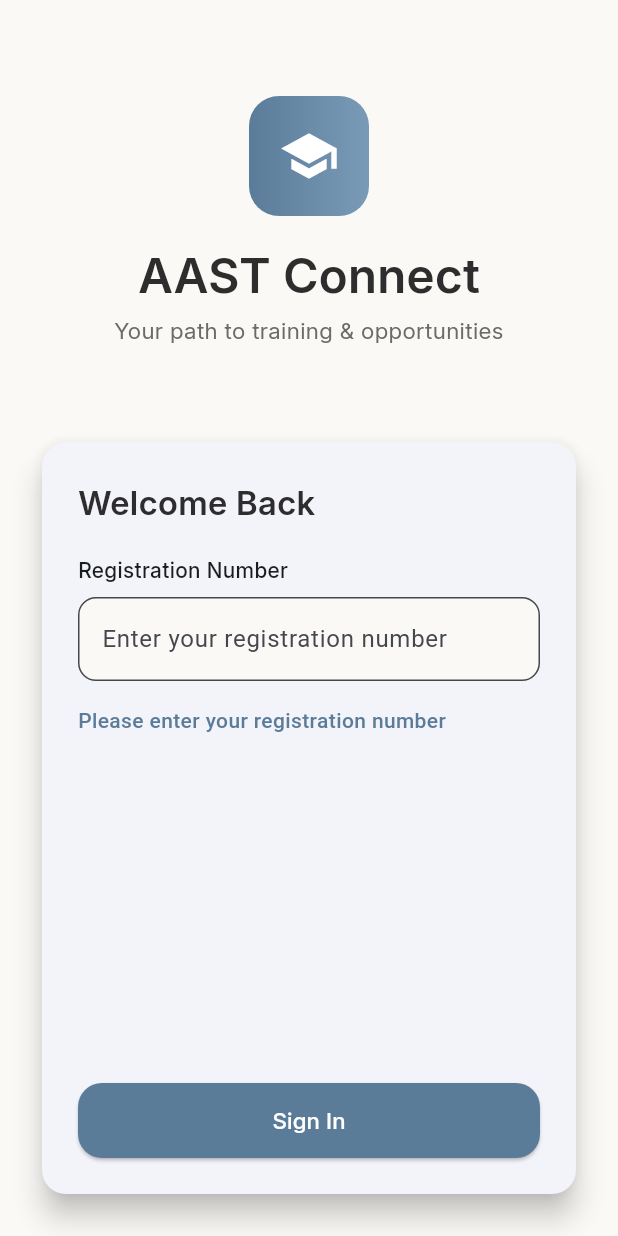
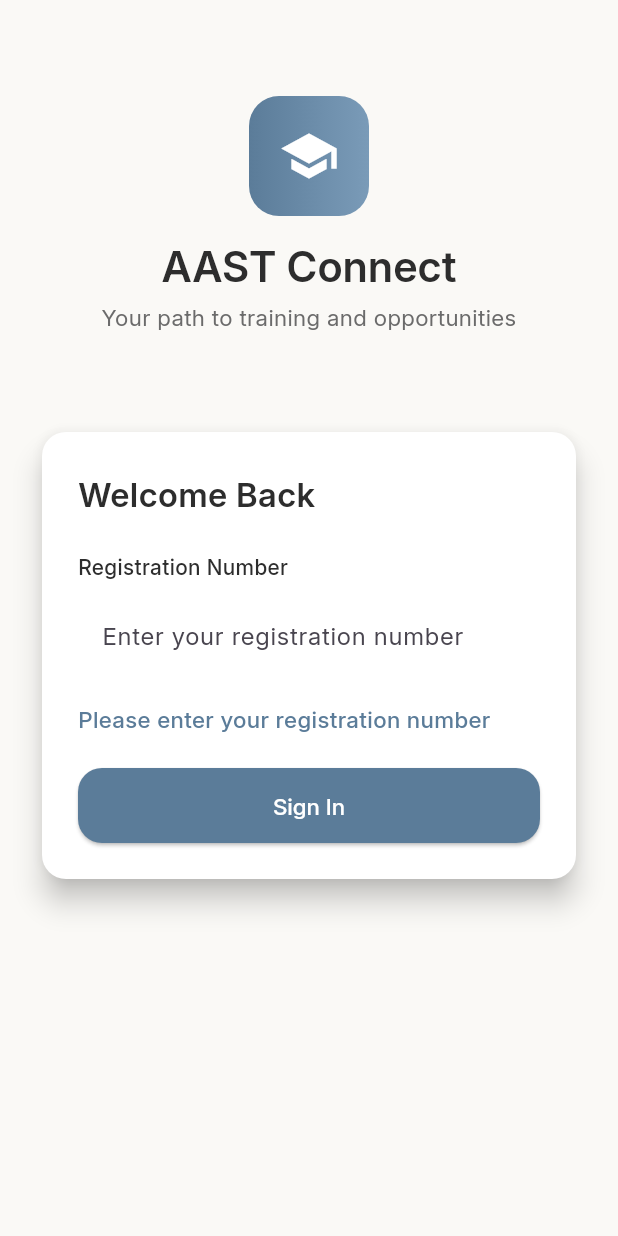
Before and after one commit to Mazen-Senary/AAST-CONNECT, a Flutter app: the screen it shows after launch, after a tap on "Sign In", on a phone screen of 412 x 824 dp. Run offline on Flutter 3.47's test engine with Material 3 defaults, Android fonts, the phone set to English and light mode, and no system bars; our stand-ins replace supabase_flutter; accounts and stored records are empty.

Commit message:
Update SignIn UI to use AppColors and AppTextStyles

```diff
--- a/lib/main.dart
+++ b/lib/main.dart
@@ -1,10 +1,9 @@
 import 'package:flutter/material.dart';
+import 'signIn.dart';
+import 'package:supabase_flutter/supabase_flutter.dart';
+import 'fresh_grads/theme/app_theme.dart';
 import 'package:provider/provider.dart';
-import 'signIn.dart';
-import 'Admin/ui/theme_provider.dart';
-import 'package:supabase_flutter/supabase_flutter.dart';
-
-
+import 'fresh_grads/utils/profile_provider.dart';
 Future<void> main() async {
   WidgetsFlutterBinding.ensureInitialized();
 
@@ -14,11 +13,13 @@
   );
 
   runApp(
-    ChangeNotifierProvider(
-      create: (_) => ThemeProvider(),
-      child: const MyApp(),
-    ),
-  );
+  MultiProvider(
+    providers: [
+      ChangeNotifierProvider(create: (_) => ProfileProvider()),
+    ],
+    child: const MyApp(),
+  ),
+);
 }
 
 
@@ -30,10 +31,9 @@
   Widget build(BuildContext context) {
     return MaterialApp(
       title: 'AAST Connect',
-      theme: ThemeData(
-        colorScheme: ColorScheme.fromSeed(seedColor: const Color(0xFF1565C0)),
-        primaryColor: const Color(0xFF1565C0),
-      ),
+      theme: AppTheme.light(),
+      darkTheme: AppTheme.dark(),
+      themeMode: ThemeMode.system,
       home: const SignInScreen(),
       debugShowCheckedModeBanner: false,
     );
--- a/lib/signIn.dart
+++ b/lib/signIn.dart
@@ -1,9 +1,7 @@
 import 'package:flutter/material.dart';
-import 'package:provider/provider.dart';
 import 'package:supabase_flutter/supabase_flutter.dart';
-
-import 'Admin/ui/admin_navigation.dart';
-import 'Admin/ui/theme_provider.dart';
+import 'fresh_grads/widgets/fresh_grad_navigation.dart';
+import 'fresh_grads/theme/app_theme.dart';
 // import 'Student/ui/student_navigation.dart';
 // import 'Graduate/ui/graduate_navigation.dart';
 
@@ -34,69 +32,41 @@
     _loginMessage = 'Checking registration number...';
   });
 
-  try {
-    final response = await supabase.rpc(
-      'signin_with_college_id',
-      params: {
-        'input_college_id': collegeId,
-      },
-    );
+  final lastDigit = collegeId[collegeId.length - 1];
 
-    if (response == null || response.isEmpty) {
-      setState(() {
-        _loginMessage = 'Invalid registration number';
-      });
-      return;
-    }
+  /// STUDENT
+  // if (lastDigit == '2') {
+  //   Navigator.pushReplacement(
+  //     context,
+  //     MaterialPageRoute(
+  //       builder: (_) => StudentNavigation(),
+  //     ),
+  //   );
+  //   return;
+  // }
 
-    final int adminId = response[0]['userid'];
-    final String role = response[0]['role'];
-
-    if (role == 'ADMIN') {
+  /// FRESH GRAD
+  if (lastDigit == '3') {
     Navigator.pushReplacement(
       context,
       MaterialPageRoute(
-          builder: (_) => ChangeNotifierProvider(
-            create: (_) => ThemeProvider(),
-            child: AdminNavigation(adminId: adminId),
-          ),
+            builder: (_) => const FreshGradNavigation(),
           ),
     );
     return;
   }
 
-    if (role == 'STUDENT') {
+  /// INVALID
   setState(() {
-        _loginMessage = 'Student dashboard not implemented yet';
+    _loginMessage = 'Invalid registration number';
   });
-      return;
-    }
-
-    if (role == 'FRESH_GRAD') {
-      setState(() {
-        _loginMessage = 'Graduate dashboard not implemented yet';
-      });
-      return;
-    }
-
-    setState(() {
-      _loginMessage = 'Unauthorized role';
-    });
-  } catch (e) {
-  debugPrint('SIGN IN ERROR: $e');
-
-  setState(() {
-    _loginMessage = e.toString();
-  });
-}
-
 }
 
 
 @override
   Widget build(BuildContext context) {
     return Scaffold(
-      backgroundColor: const Color(0xFFFAF9F6),
+      backgroundColor: AppColors.background,
       body: SafeArea(
         child: Padding(
           padding: const EdgeInsets.all(24),
@@ -111,12 +81,13 @@
                     Container(
                       width: 80,
                       height: 80,
+
                       decoration: BoxDecoration(
                         borderRadius: BorderRadius.circular(20),
                         gradient: const LinearGradient(
                           colors: [
-                            Color(0xFF5B7C99),
-                            Color(0xFF7A9BB8),
+                            AppColors.interactive,
+                            AppColors.darkInteractive,
                           ],
                         ),
                       ),
@@ -129,22 +100,13 @@
                     const SizedBox(height: 16),
                     const Text(
                       'AAST Connect',
-                      style: TextStyle(
-                        fontFamily: 'Inter',
-                        fontSize: 32,
-                        fontWeight: FontWeight.w600,
-                        color: Color(0xFF2D2D2D),
-                      ),
+                      style: AppTextStyles.h1,
                     ),
                     const SizedBox(height: 4),
                     const Text(
-                      'Your path to training & opportunities',
+                      'Your path to training and opportunities',
                       textAlign: TextAlign.center,
-                      style: TextStyle(
-                        fontFamily: 'Inter',
-                        fontSize: 15,
-                        color: Color(0xFF6B6B6B),
-                      ),
+                      style: AppTextStyles.body,
                     ),
                   ],
                 ),
@@ -153,13 +115,14 @@
               const SizedBox(height: 60),
 
               /// Login Card
-              Expanded(
-                child: Card(
+              Card(
+                  color: AppColors.card,
                   elevation: 8,
                   shape: RoundedRectangleBorder(
                     borderRadius: BorderRadius.circular(16),
                   ),
                   child: Padding(
+
                     padding: const EdgeInsets.all(24),
                     child: Column(
                       crossAxisAlignment: CrossAxisAlignment.start,
@@ -177,11 +140,7 @@
 
                         const Text(
   'Registration Number',
-                          style: TextStyle(
-                            fontFamily: 'Inter',
-                            fontSize: 14,
-                            fontWeight: FontWeight.w500,
-                          ),
+  style: AppTextStyles.label,
 ),
                         const SizedBox(height: 8),
 
@@ -189,10 +148,11 @@
                           controller: _registrationController,
                           decoration: InputDecoration(
                             filled: true,
-                            fillColor: const Color(0xFFFAF9F6),
+                            fillColor: AppColors.inputBackground,
                             hintText: 'Enter your registration number',
                             border: OutlineInputBorder(
                               borderRadius: BorderRadius.circular(12),
+                              borderSide: BorderSide.none,
                             ),
                           ),
                         ),
@@ -202,21 +162,21 @@
                           Text(
                             _loginMessage,
                             style: const TextStyle(
-                              color: Color(0xFF5B7C99),
+                              color: AppColors.interactive,
                               fontWeight: FontWeight.w500,
                             ),
                           ),
                         ],
-
-                        const Spacer(),
-
+                        SizedBox(
+                          height: 20,
+                        ),
                         SizedBox(
                           width: double.infinity,
                           height: 50,
                           child: ElevatedButton(
                             onPressed: _signIn,
                             style: ElevatedButton.styleFrom(
-                              backgroundColor: const Color(0xFF5B7C99),
+                              backgroundColor: AppColors.interactive,
                               shape: RoundedRectangleBorder(
                                 borderRadius: BorderRadius.circular(16),
                               ),
@@ -236,7 +196,7 @@
                     ),
                   ),
                 ),
-              ),
+
             ],
           ),
         ),
@@ -244,6 +204,7 @@
     );
   }
 
+
   @override
   void dispose() {
     _registrationController.dispose();
```
Also changed, not shown: pubspec.lock, 1 other file. Lines whose indentation alone changed are shown as unchanged.
